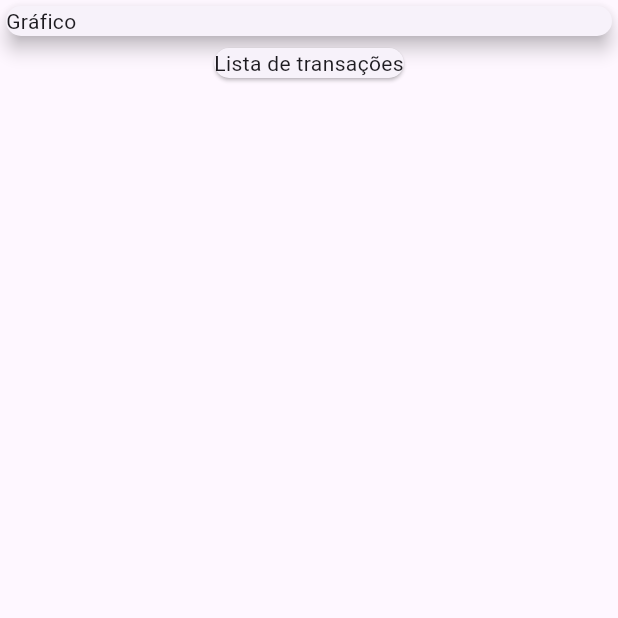
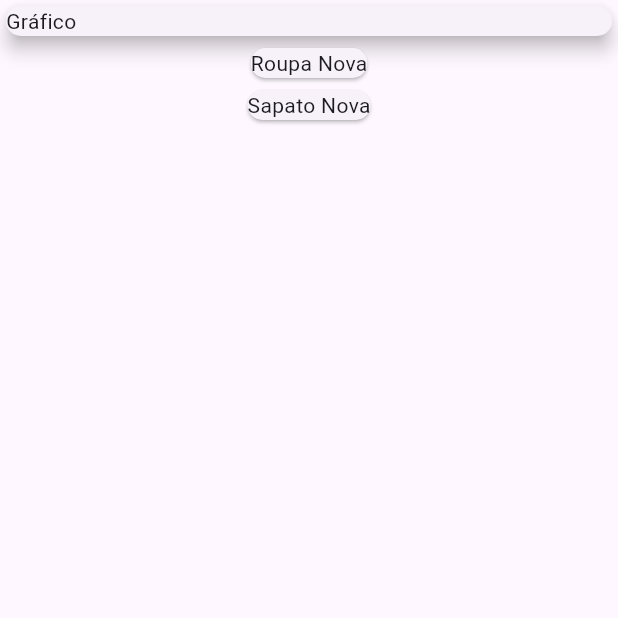
Before and after one commit to JarlissonTomaz/app-expenses, a Flutter app: the screen it shows after launch, on a phone screen of 412 x 824 dp, the top half of it. Run offline on Flutter 3.47's test engine with Material 3 defaults, Android fonts, the phone set to English and light mode, and no system bars.

Commit message:
main update

```diff
--- a/lib/main.dart
+++ b/lib/main.dart
@@ -35,19 +35,22 @@ class MyHomeApp extends StatelessWidget {
 
   @override
   Widget build(BuildContext context) {
-    return const Scaffold(
+    return Scaffold(
         body: Column(
       children: [
-        SizedBox(
+        const SizedBox(
           width: double.infinity,
           child: Card(
             elevation: 5,
             child: Text('Gráfico'),
           ),
         ),
-        Card(
-          child: Text('Lista de transações'),
-        )
+        Column(
+            children: _transactions.map((tr) {
+          return Card(
+            child: Text(tr.title),
+          );
+        }).toList()),
       ],
     ));
   }
```
